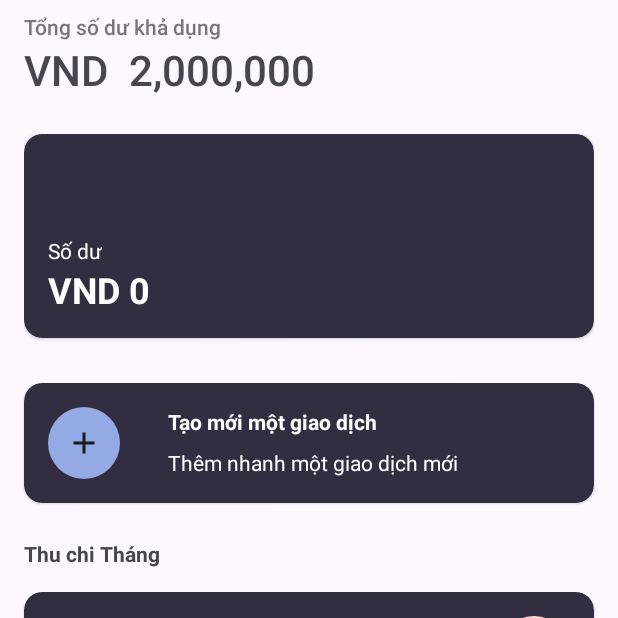
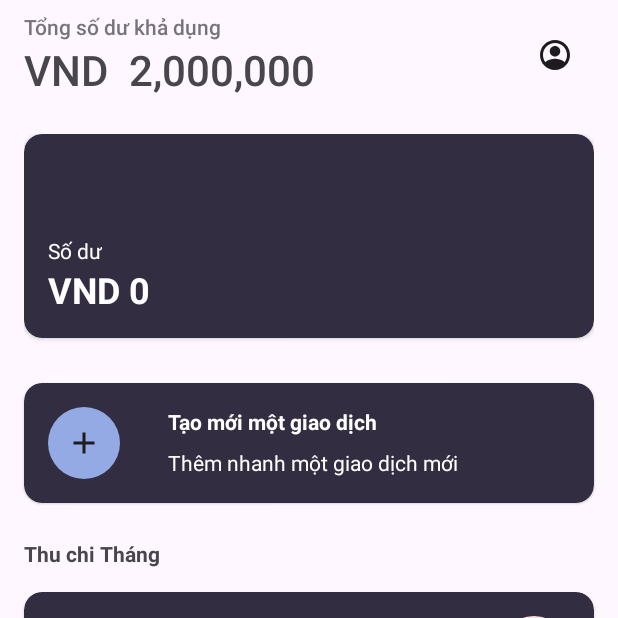
Before and after one commit to khanhworktime/financityFeedMyWallet, an Android app: the Homepage screen opened directly, with no data from a screen before it, on a phone screen of 412 x 824 dp, the top half of it. Run offline under Robolectric (Android 15) with nearby library versions, the phone set to English and light mode, and no system bars.

Commit message:
Done homepage layout

```diff
--- a/app/src/main/res/layout/activity_homepage.xml
+++ b/app/src/main/res/layout/activity_homepage.xml
@@ -47,6 +47,23 @@
         app:layout_constraintStart_toEndOf="@+id/txWalletCurrency"
         app:layout_constraintStart_toStartOf="@+id/txWalletCurrency"
         app:layout_constraintTop_toBottomOf="@+id/textView" />
+
+    <com.google.android.material.button.MaterialButton
+        android:id="@+id/accountIcon"
+        style="?attr/materialIconButtonStyle"
+        android:layout_width="wrap_content"
+        android:layout_height="wrap_content"
+        android:layout_marginStart="16dp"
+        android:contentDescription="@string/action_settings"
+        app:icon="@drawable/ic_account"
+        app:iconPadding='0dp'
+        app:iconSize="24dp"
+        app:iconTint="?attr/colorOnSurface"
+        app:layout_constraintBottom_toBottomOf="@+id/txTotalCredit2"
+        app:layout_constraintEnd_toEndOf="@+id/rvCardWallet"
+        app:layout_constraintHorizontal_bias="1.0"
+        app:layout_constraintStart_toEndOf="@+id/txTotalCredit2"
+        app:layout_constraintTop_toTopOf="@+id/textView" />
 
     <androidx.recyclerview.widget.RecyclerView
         android:id="@+id/rvCardWallet"
```
Also changed, not shown: app/src/main/res/values/attrs.xml (added, +116 -0 lines).
